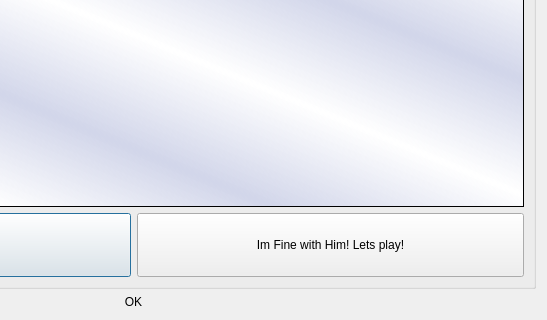
The window that newherodialog.ui (SpaceWind/battle_progress_client) describes before a commit, drawn with Qt 5; both pictures show x 280 to 827 and y 207 to 527 of the 827 by 527 pixel window.
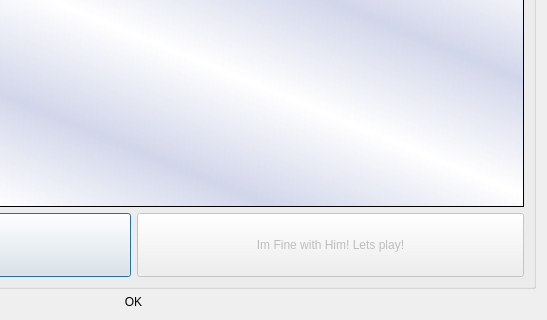
The same window after the commit. Icons and pictures are not drawn.

```diff
--- a/newherodialog.ui
+++ b/newherodialog.ui
@@ -97,7 +97,10 @@
            </widget>
           </item>
           <item>
-           <widget class="QPushButton" name="pushButton_3">
+           <widget class="QPushButton" name="saveButton">
+            <property name="enabled">
+             <bool>false</bool>
+            </property>
             <property name="sizePolicy">
              <sizepolicy hsizetype="Minimum" vsizetype="Preferred">
               <horstretch>0</horstretch>
```
